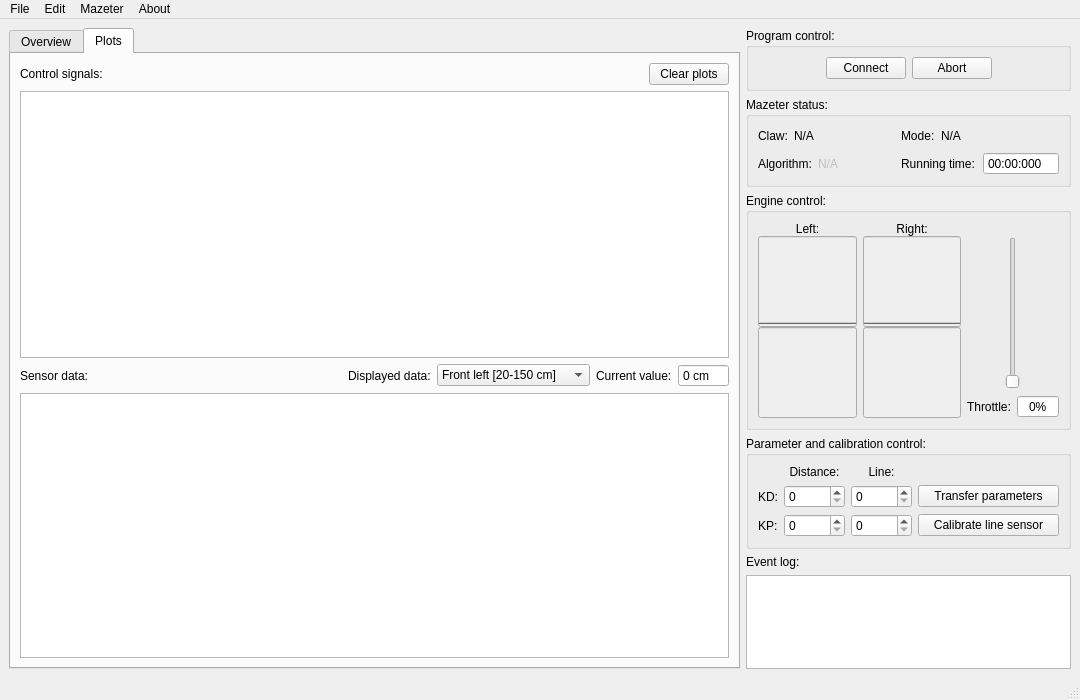
Qt form forms/mainwindow.ui (Flooten/mazetercontrol) before a commit.
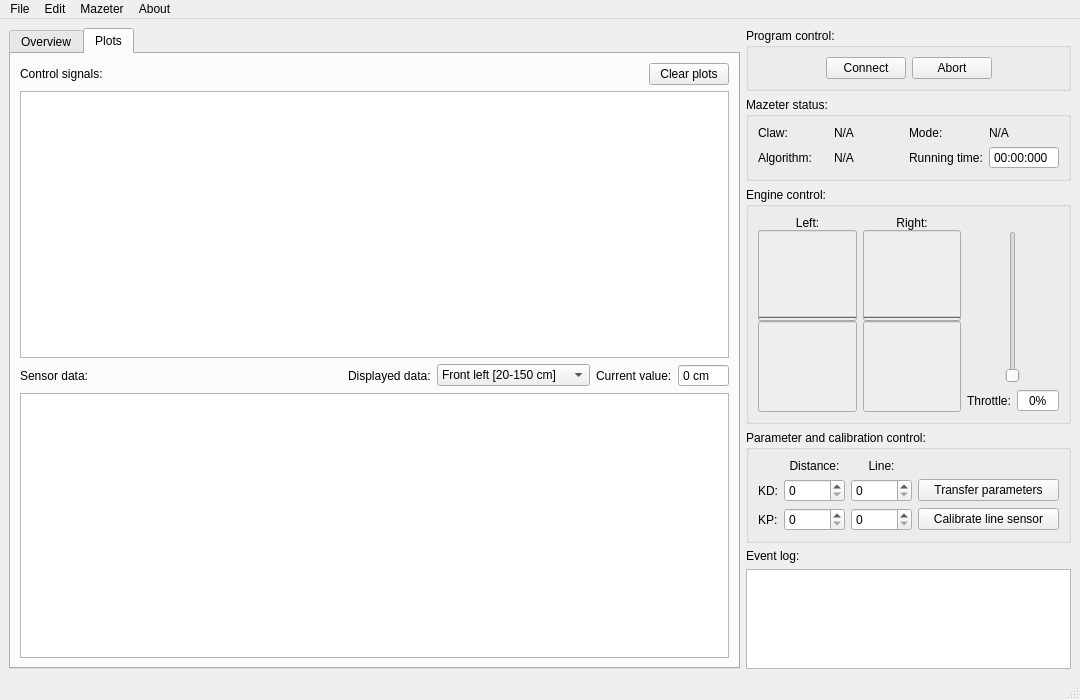
The same form after that commit. Icons and pictures are not drawn.

```diff
--- a/forms/mainwindow.ui
+++ b/forms/mainwindow.ui
@@ -53,7 +53,7 @@
    <enum>QTabWidget::Rounded</enum>
   </property>
   <widget class="QWidget" name="centralwidget">
-   <layout class="QHBoxLayout" name="horizontalLayout_10">
+   <layout class="QHBoxLayout" name="horizontalLayout_5">
     <item>
      <widget class="QTabWidget" name="tabWidget">
       <property name="sizePolicy">
@@ -281,7 +281,10 @@
      </widget>
     </item>
     <item>
-     <layout class="QVBoxLayout" name="verticalLayout_10">
+     <layout class="QVBoxLayout" name="verticalLayout_9">
+      <property name="sizeConstraint">
+       <enum>QLayout::SetDefaultConstraint</enum>
+      </property>
       <item>
        <widget class="QGroupBox" name="groupBox_4">
         <property name="title">
@@ -353,12 +356,20 @@
         <property name="title">
          <string>Mazeter status:</string>
         </property>
-        <layout class="QVBoxLayout" name="verticalLayout_9">
+        <layout class="QHBoxLayout" name="horizontalLayout_4">
+         <property name="sizeConstraint">
+          <enum>QLayout::SetDefaultConstraint</enum>
+         </property>
          <item>
-          <layout class="QFormLayout" name="formLayout">
+          <layout class="QGridLayout" name="gridLayout_2">
+           <item row="0" column="2">
+            <widget class="QLabel" name="label_mode">
+             <property name="text">
+              <string>Mode:</string>
+             </property>
+            </widget>
+           </item>
            <item row="0" column="0">
-            <layout class="QHBoxLayout" name="horizontalLayout_9">
-             <item>
               <widget class="QLabel" name="label_claw">
                <property name="sizePolicy">
                 <sizepolicy hsizetype="Preferred" vsizetype="Preferred">
@@ -371,106 +382,45 @@
                </property>
               </widget>
              </item>
-             <item>
+           <item row="0" column="1">
               <widget class="QLabel" name="label_claw_status">
                <property name="text">
                 <string>N/A</string>
                </property>
               </widget>
              </item>
-             <item>
-              <spacer name="horizontalSpacer_7">
-               <property name="orientation">
-                <enum>Qt::Horizontal</enum>
-               </property>
-               <property name="sizeType">
-                <enum>QSizePolicy::Fixed</enum>
-               </property>
-               <property name="sizeHint" stdset="0">
-                <size>
-                 <width>81</width>
-                 <height>20</height>
-                </size>
-               </property>
-              </spacer>
-             </item>
-            </layout>
-           </item>
-           <item row="0" column="1">
-            <layout class="QHBoxLayout" name="horizontalLayout_4">
-             <item>
-              <widget class="QLabel" name="label_mode">
-               <property name="text">
-                <string>Mode:</string>
-               </property>
-              </widget>
-             </item>
-             <item>
+           <item row="0" column="3">
               <widget class="QLabel" name="label_mode_status">
                <property name="text">
                 <string>N/A</string>
                </property>
               </widget>
              </item>
-             <item>
-              <spacer name="horizontalSpacer_6">
-               <property name="orientation">
-                <enum>Qt::Horizontal</enum>
-               </property>
-               <property name="sizeHint" stdset="0">
-                <size>
-                 <width>40</width>
-                 <height>20</height>
-                </size>
-               </property>
-              </spacer>
-             </item>
-            </layout>
-           </item>
            <item row="1" column="0">
-            <layout class="QHBoxLayout" name="horizontalLayout_5">
-             <item>
               <widget class="QLabel" name="label_6">
                <property name="text">
                 <string>Algorithm:</string>
                </property>
               </widget>
              </item>
-             <item>
+           <item row="1" column="1">
               <widget class="QLabel" name="label_algorithm">
                <property name="enabled">
-                <bool>false</bool>
+              <bool>true</bool>
                </property>
                <property name="text">
                 <string>N/A</string>
                </property>
               </widget>
              </item>
-             <item>
-              <spacer name="horizontalSpacer_11">
-               <property name="orientation">
-                <enum>Qt::Horizontal</enum>
-               </property>
-               <property name="sizeHint" stdset="0">
-                <size>
-                 <width>50</width>
-                 <height>20</height>
-                </size>
-               </property>
-              </spacer>
-             </item>
-            </layout>
-           </item>
-           <item row="1" column="1">
-            <layout class="QHBoxLayout" name="horizontalLayout_12">
-             <item>
+           <item row="1" column="2">
               <widget class="QLabel" name="label_5">
                <property name="text">
                 <string>Running time:</string>
                </property>
               </widget>
              </item>
-             <item>
+           <item row="1" column="3">
               <widget class="QTimeEdit" name="timeEdit_running_time">
                <property name="readOnly">
                 <bool>true</bool>
@@ -486,8 +436,6 @@
             </layout>
            </item>
           </layout>
-         </item>
-        </layout>
        </widget>
       </item>
       <item>
```
Left out of the diff: 8 changed lines with no effect on the pictures. Lines whose indentation alone changed are shown as unchanged.
